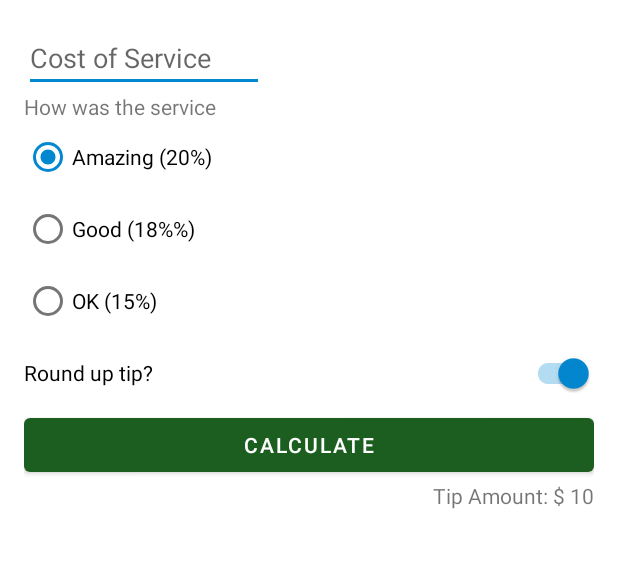
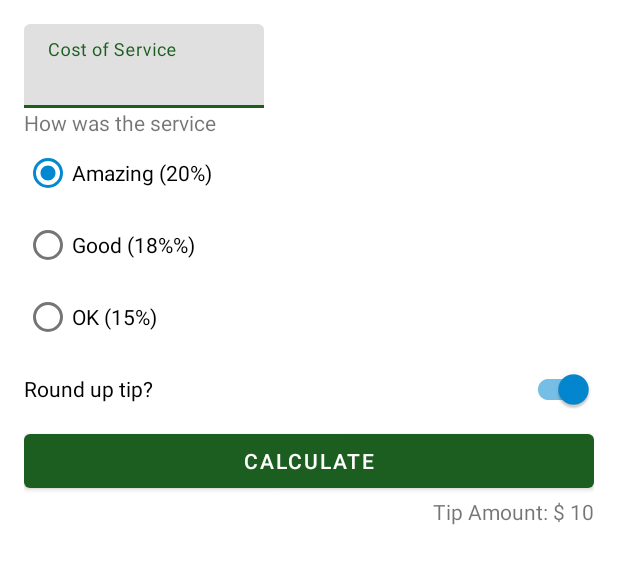
Before and after one commit to thiagoasb/tip-time, an Android app: the layout activity_main.xml on its own in the app's theme, with its tools: preview values and no code run, on a phone screen of 412 x 824 dp. Shown: the top 564 px of the screen. Run offline under Robolectric (Android 15) with nearby library versions, the phone set to English and light mode, and no system bars.

Commit message:
Update EditText and Switch to material component

```diff
--- a/app/build.gradle
+++ b/app/build.gradle
@@ -41,6 +41,7 @@ dependencies {
     implementation 'androidx.appcompat:appcompat:1.4.2'
     implementation 'com.google.android.material:material:1.6.1'
     implementation 'androidx.constraintlayout:constraintlayout:2.1.4'
+    implementation 'com.google.android.material:material:<version>'
     testImplementation 'junit:junit:4.13.2'
     androidTestImplementation 'androidx.test.ext:junit:1.1.3'
     androidTestImplementation 'androidx.test.espresso:espresso-core:3.4.0'
--- a/app/src/main/java/com/thiagoaraujo/tiptime/MainActivity.kt
+++ b/app/src/main/java/com/thiagoaraujo/tiptime/MainActivity.kt
@@ -19,7 +19,7 @@ class MainActivity : AppCompatActivity() {
     }
 
     private fun calculateTip() {
-        val stringInTextField = binding.costOfService.text.toString()
+        val stringInTextField = binding.costOfServiceEditText.text.toString()
         val cost = stringInTextField.toDoubleOrNull()
 
         if (cost == null) {
--- a/app/src/main/res/layout/activity_main.xml
+++ b/app/src/main/res/layout/activity_main.xml
@@ -7,14 +7,21 @@
     android:padding="16dp"
     tools:context=".MainActivity">
 
-    <EditText
+    <com.google.android.material.textfield.TextInputLayout
         android:id="@+id/cost_of_service"
         android:layout_width="160dp"
         android:layout_height="wrap_content"
         android:hint="@string/cost_of_service"
-        android:inputType="numberDecimal"
         app:layout_constraintStart_toStartOf="parent"
-        app:layout_constraintTop_toTopOf="parent" />
+        app:layout_constraintTop_toTopOf="parent">
+
+        <com.google.android.material.textfield.TextInputEditText
+            android:id="@+id/cost_of_service_edit_text"
+            android:layout_width="match_parent"
+            android:layout_height="wrap_content"
+            android:inputType="numberDecimal" />
+
+    </com.google.android.material.textfield.TextInputLayout>
 
     <TextView
         android:id="@+id/service_question"
@@ -51,7 +58,7 @@
             android:text="@string/ok_service" />
     </RadioGroup>
 
-    <androidx.appcompat.widget.SwitchCompat
+    <com.google.android.material.switchmaterial.SwitchMaterial
         android:id="@+id/round_up_switch"
         android:layout_width="0dp"
         android:layout_height="wrap_content"
```
